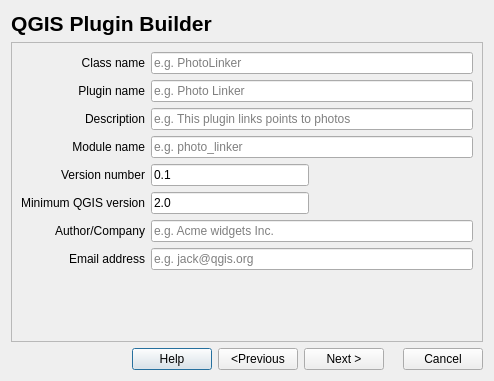
First picture: the form in plugin_builder_dialog_base.ui, repository g-sherman/Qgis-Plugin-Builder, before the edit.
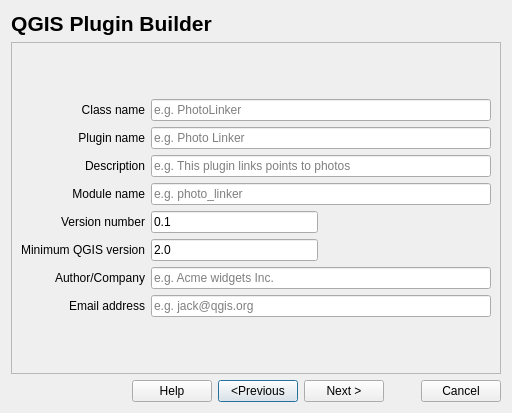
Second picture: the form after the edit.

Commit message: Fix up plugin_builder_dialog for new page

Diff of the .ui file:
```diff
--- a/plugin_builder_dialog_base.ui
+++ b/plugin_builder_dialog_base.ui
@@ -6,8 +6,8 @@
    <rect>
     <x>0</x>
     <y>0</y>
-    <width>494</width>
-    <height>381</height>
+    <width>512</width>
+    <height>413</height>
    </rect>
   </property>
   <property name="windowTitle">
@@ -17,6 +17,13 @@
    <bool>false</bool>
   </property>
   <layout class="QGridLayout" name="gridLayout">
+   <item row="2" column="1">
+    <widget class="QPushButton" name="prev_button">
+     <property name="text">
+      <string>&lt;Previous</string>
+     </property>
+    </widget>
+   </item>
    <item row="0" column="0">
     <widget class="QLabel" name="title_label">
      <property name="text">
@@ -41,20 +48,6 @@
      </property>
     </widget>
    </item>
-   <item row="2" column="1">
-    <widget class="QPushButton" name="prev_button">
-     <property name="text">
-      <string>&lt;Previous</string>
-     </property>
-    </widget>
-   </item>
-   <item row="2" column="2">
-    <widget class="QPushButton" name="next_button">
-     <property name="text">
-      <string>Next &gt;</string>
-     </property>
-    </widget>
-   </item>
    <item row="2" column="3">
     <widget class="QDialogButtonBox" name="button_box2">
      <property name="standardButtons">
@@ -62,6 +55,13 @@
      </property>
     </widget>
    </item>
+   <item row="2" column="2">
+    <widget class="QPushButton" name="next_button">
+     <property name="text">
+      <string>Next &gt;</string>
+     </property>
+    </widget>
+   </item>
    <item row="1" column="0" colspan="4">
     <widget class="QStackedWidget" name="stackedWidget">
      <property name="frameShape">
@@ -75,8 +75,8 @@
      </property>
      <widget class="QWidget" name="page0">
       <layout class="QGridLayout" name="gridLayout_3">
-       <item row="6" column="0">
-        <widget class="QLabel" name="author_label">
+       <item row="3" column="1" colspan="2">
+        <widget class="QLineEdit" name="description">
          <property name="minimumSize">
           <size>
            <width>0</width>
@@ -89,18 +89,20 @@
            <height>16777215</height>
           </size>
          </property>
+         <property name="toolTip">
+          <string>A one-liner description of the plugin that appears in the Plugin
+Manager e.g. &quot;The photo linker plugin lets you link photos to
+points.&quot;</string>
+         </property>
          <property name="text">
-          <string>Author/Company</string>
+          <string/>
          </property>
-         <property name="alignment">
-          <set>Qt::AlignRight|Qt::AlignTrailing|Qt::AlignVCenter</set>
-         </property>
-         <property name="buddy">
-          <cstring>author</cstring>
+         <property name="placeholderText">
+          <string>e.g. This plugin links points to photos</string>
          </property>
         </widget>
        </item>
-       <item row="4" column="0">
+       <item row="5" column="0">
         <widget class="QLabel" name="plugin_version_label">
          <property name="minimumSize">
           <size>
@@ -125,11 +127,11 @@
          </property>
         </widget>
        </item>
-       <item row="5" column="1">
-        <widget class="QLineEdit" name="qgis_minimum_version">
+       <item row="7" column="0">
+        <widget class="QLabel" name="author_label">
          <property name="minimumSize">
           <size>
-           <width>60</width>
+           <width>0</width>
            <height>0</height>
           </size>
          </property>
@@ -139,18 +141,120 @@
            <height>16777215</height>
           </size>
          </property>
+         <property name="text">
+          <string>Author/Company</string>
+         </property>
+         <property name="alignment">
+          <set>Qt::AlignRight|Qt::AlignTrailing|Qt::AlignVCenter</set>
+         </property>
+         <property name="buddy">
+          <cstring>author</cstring>
+         </property>
+        </widget>
+       </item>
+       <item row="4" column="1" colspan="2">
+        <widget class="QLineEdit" name="module_name">
+         <property name="minimumSize">
+          <size>
+           <width>0</width>
+           <height>0</height>
+          </size>
+         </property>
+         <property name="maximumSize">
+          <size>
+           <width>16777215</width>
+           <height>16777215</height>
+          </size>
+         </property>
          <property name="toolTip">
-          <string>Minimum QGIS minor version required for this plugin to work e.g. 2.0</string>
+          <string>This is the python module name for your plugin. It should be lower case
+underscore separated e.g. photo_linker.</string>
          </property>
          <property name="text">
-          <string>2.0</string>
+          <string/>
          </property>
          <property name="placeholderText">
-          <string>e.g. 2.0</string>
+          <string>e.g. photo_linker</string>
          </property>
         </widget>
        </item>
-       <item row="0" column="0">
+       <item row="3" column="0">
+        <widget class="QLabel" name="description_label">
+         <property name="minimumSize">
+          <size>
+           <width>0</width>
+           <height>0</height>
+          </size>
+         </property>
+         <property name="maximumSize">
+          <size>
+           <width>16777215</width>
+           <height>16777215</height>
+          </size>
+         </property>
+         <property name="text">
+          <string>Description</string>
+         </property>
+         <property name="alignment">
+          <set>Qt::AlignRight|Qt::AlignTrailing|Qt::AlignVCenter</set>
+         </property>
+         <property name="buddy">
+          <cstring>description</cstring>
+         </property>
+        </widget>
+       </item>
+       <item row="2" column="1" colspan="2">
+        <widget class="QLineEdit" name="title">
+         <property name="minimumSize">
+          <size>
+           <width>0</width>
+           <height>0</height>
+          </size>
+         </property>
+         <property name="maximumSize">
+          <size>
+           <width>16777215</width>
+           <height>16777215</height>
+          </size>
+         </property>
+         <property name="toolTip">
+          <string>This is the name for your plugin that will be displayed in the QGIS
+Plugin Manager and the Plugins menu e.g. Photo Linker</string>
+         </property>
+         <property name="text">
+          <string/>
+         </property>
+         <property name="placeholderText">
+          <string>e.g. Photo Linker</string>
+         </property>
+        </widget>
+       </item>
+       <item row="2" column="0">
+        <widget class="QLabel" name="plugin_name_label">
+         <property name="minimumSize">
+          <size>
+           <width>0</width>
+           <height>0</height>
+          </size>
+         </property>
+         <property name="maximumSize">
+          <size>
+           <width>16777215</width>
+           <height>16777215</height>
+          </size>
+         </property>
+         <property name="text">
+          <string>Plugin name</string>
+         </property>
+         <property name="alignment">
+          <set>Qt::AlignRight|Qt::AlignTrailing|Qt::AlignVCenter</set>
+         </property>
+         <property name="buddy">
+          <cstring>title</cstring>
+         </property>
+        </widget>
+       </item>
+       <item row="1" column="0">
         <widget class="QLabel" name="class_name_label">
          <property name="minimumSize">
           <size>
@@ -175,11 +279,11 @@
          </property>
         </widget>
        </item>
-       <item row="1" column="0">
-        <widget class="QLabel" name="plugin_name_label">
+       <item row="6" column="1">
+        <widget class="QLineEdit" name="qgis_minimum_version">
          <property name="minimumSize">
           <size>
-           <width>0</width>
+           <width>60</width>
            <height>0</height>
           </size>
          </property>
@@ -189,19 +293,19 @@
            <height>16777215</height>
           </size>
          </property>
+         <property name="toolTip">
+          <string>Minimum QGIS minor version required for this plugin to work e.g. 3.0</string>
+         </property>
          <property name="text">
-          <string>Plugin name</string>
+          <string>2.0</string>
          </property>
-         <property name="alignment">
-          <set>Qt::AlignRight|Qt::AlignTrailing|Qt::AlignVCenter</set>
+         <property name="placeholderText">
+          <string>e.g. 3.0</string>
          </property>
-         <property name="buddy">
-          <cstring>title</cstring>
-         </property>
         </widget>
        </item>
-       <item row="2" column="0">
-        <widget class="QLabel" name="description_label">
+       <item row="8" column="1" colspan="2">
+        <widget class="QLineEdit" name="email_address">
          <property name="minimumSize">
           <size>
            <width>0</width>
@@ -214,44 +318,45 @@
            <height>16777215</height>
           </size>
          </property>
+         <property name="toolTip">
+          <string>&lt;html&gt;&lt;head/&gt;&lt;body&gt;&lt;p&gt;Your email address (used in the copyright header) e.g. jack@qgis&lt;/p&gt;&lt;p&gt;.org&lt;/p&gt;&lt;/body&gt;&lt;/html&gt;</string>
+         </property>
          <property name="text">
-          <string>Description</string>
+          <string/>
          </property>
-         <property name="alignment">
-          <set>Qt::AlignRight|Qt::AlignTrailing|Qt::AlignVCenter</set>
+         <property name="placeholderText">
+          <string>e.g. jack@qgis.org</string>
          </property>
-         <property name="buddy">
-          <cstring>description</cstring>
-         </property>
         </widget>
        </item>
-       <item row="5" column="0">
-        <widget class="QLabel" name="qgis_minimum_version_label">
-         <property name="minimumSize">
+       <item row="5" column="2">
+        <spacer name="horizontalSpacer_2">
+         <property name="orientation">
+          <enum>Qt::Horizontal</enum>
+         </property>
+         <property name="sizeHint" stdset="0">
           <size>
-           <width>0</width>
-           <height>0</height>
+           <width>40</width>
+           <height>20</height>
           </size>
          </property>
-         <property name="maximumSize">
+        </spacer>
+       </item>
+       <item row="6" column="2">
+        <spacer name="horizontalSpacer">
+         <property name="orientation">
+          <enum>Qt::Horizontal</enum>
+         </property>
+         <property name="sizeHint" stdset="0">
           <size>
-           <width>16777215</width>
-           <height>16777215</height>
+           <width>40</width>
+           <height>20</height>
           </size>
          </property>
-         <property name="text">
-          <string>Minimum QGIS version</string>
-         </property>
-         <property name="alignment">
-          <set>Qt::AlignRight|Qt::AlignTrailing|Qt::AlignVCenter</set>
-         </property>
-         <property name="buddy">
-          <cstring>qgis_minimum_version</cstring>
-         </property>
-        </widget>
+        </spacer>
        </item>
-       <item row="3" column="0">
-        <widget class="QLabel" name="module_name_label">
+       <item row="8" column="0">
+        <widget class="QLabel" name="email_address_label">
          <property name="minimumSize">
           <size>
            <width>0</width>
@@ -265,17 +370,17 @@
           </size>
          </property>
          <property name="text">
-          <string>Module name</string>
+          <string>Email address</string>
          </property>
          <property name="alignment">
           <set>Qt::AlignRight|Qt::AlignTrailing|Qt::AlignVCenter</set>
          </property>
          <property name="buddy">
-          <cstring>module_name</cstring>
+          <cstring>email_address</cstring>
          </property>
         </widget>
        </item>
-       <item row="8" column="1">
+       <item row="9" column="1">
         <spacer name="verticalSpacer_2">
          <property name="orientation">
           <enum>Qt::Vertical</enum>
@@ -288,7 +393,7 @@
          </property>
         </spacer>
        </item>
-       <item row="4" column="1">
+       <item row="5" column="1">
         <widget class="QLineEdit" name="plugin_version">
          <property name="minimumSize">
           <size>
@@ -314,163 +419,7 @@
          </property>
         </widget>
        </item>
-       <item row="7" column="0">
-        <widget class="QLabel" name="email_address_label">
-         <property name="minimumSize">
-          <size>
-           <width>0</width>
-           <height>0</height>
-          </size>
-         </property>
-         <property name="maximumSize">
-          <size>
-           <width>16777215</width>
-           <height>16777215</height>
-          </size>
-         </property>
-         <property name="text">
-          <string>Email address</string>
-         </property>
-         <property name="alignment">
-          <set>Qt::AlignRight|Qt::AlignTrailing|Qt::AlignVCenter</set>
-         </property>
-         <property name="buddy">
-          <cstring>email_address</cstring>
-         </property>
-        </widget>
-       </item>
-       <item row="5" column="2">
-        <spacer name="horizontalSpacer">
-         <property name="orientation">
-          <enum>Qt::Horizontal</enum>
-         </property>
-         <property name="sizeHint" stdset="0">
-          <size>
-           <width>40</width>
-           <height>20</height>
-          </size>
-         </property>
-        </spacer>
-       </item>
-       <item row="4" column="2">
-        <spacer name="horizontalSpacer_2">
-         <property name="orientation">
-          <enum>Qt::Horizontal</enum>
-         </property>
-         <property name="sizeHint" stdset="0">
-          <size>
-           <width>40</width>
-           <height>20</height>
-          </size>
-         </property>
-        </spacer>
-       </item>
-       <item row="0" column="1" colspan="2">
-        <widget class="QLineEdit" name="class_name">
-         <property name="minimumSize">
-          <size>
-           <width>0</width>
-           <height>0</height>
-          </size>
-         </property>
-         <property name="maximumSize">
-          <size>
-           <width>16777215</width>
-           <height>16777215</height>
-          </size>
-         </property>
-         <property name="toolTip">
-          <string>This is the Python class name for your plugin.
-It should be in CamelCase e.g. PhotoLinker.</string>
-         </property>
-         <property name="text">
-          <string/>
-         </property>
-         <property name="placeholderText">
-          <string>e.g. PhotoLinker</string>
-         </property>
-        </widget>
-       </item>
-       <item row="1" column="1" colspan="2">
-        <widget class="QLineEdit" name="title">
-         <property name="minimumSize">
-          <size>
-           <width>0</width>
-           <height>0</height>
-          </size>
-         </property>
-         <property name="maximumSize">
-          <size>
-           <width>16777215</width>
-           <height>16777215</height>
-          </size>
-         </property>
-         <property name="toolTip">
-          <string>This is the name for your plugin that will be displayed in the QGIS
-Plugin Manager and the Plugins menu e.g. Photo Linker</string>
-         </property>
-         <property name="text">
-          <string/>
-         </property>
-         <property name="placeholderText">
-          <string>e.g. Photo Linker</string>
-         </property>
-        </widget>
-       </item>
-       <item row="2" column="1" colspan="2">
-        <widget class="QLineEdit" name="description">
-         <property name="minimumSize">
-          <size>
-           <width>0</width>
-           <height>0</height>
-          </size>
-         </property>
-         <property name="maximumSize">
-          <size>
-           <width>16777215</width>
-           <height>16777215</height>
-          </size>
-         </property>
-         <property name="toolTip">
-          <string>A one-liner description of the plugin that appears in the Plugin
-Manager e.g. &quot;The photo linker plugin lets you link photos to
-points.&quot;</string>
-         </property>
-         <property name="text">
-          <string/>
-         </property>
-         <property name="placeholderText">
-          <string>e.g. This plugin links points to photos</string>
-         </property>
-        </widget>
-       </item>
-       <item row="3" column="1" colspan="2">
-        <widget class="QLineEdit" name="module_name">
-         <property name="minimumSize">
-          <size>
-           <width>0</width>
-           <height>0</height>
-          </size>
-         </property>
-         <property name="maximumSize">
-          <size>
-           <width>16777215</width>
-           <height>16777215</height>
-          </size>
-         </property>
-         <property name="toolTip">
-          <string>This is the python module name for your plugin. It should be lower case
-underscore separated e.g. photo_linker.</string>
-         </property>
-         <property name="text">
-          <string/>
-         </property>
-         <property name="placeholderText">
-          <string>e.g. photo_linker</string>
-         </property>
-        </widget>
-       </item>
-       <item row="6" column="1" colspan="2">
+       <item row="7" column="1" colspan="2">
         <widget class="QLineEdit" name="author">
          <property name="minimumSize">
           <size>
@@ -496,8 +445,58 @@
          </property>
         </widget>
        </item>
-       <item row="7" column="1" colspan="2">
-        <widget class="QLineEdit" name="email_address">
+       <item row="4" column="0">
+        <widget class="QLabel" name="module_name_label">
+         <property name="minimumSize">
+          <size>
+           <width>0</width>
+           <height>0</height>
+          </size>
+         </property>
+         <property name="maximumSize">
+          <size>
+           <width>16777215</width>
+           <height>16777215</height>
+          </size>
+         </property>
+         <property name="text">
+          <string>Module name</string>
+         </property>
+         <property name="alignment">
+          <set>Qt::AlignRight|Qt::AlignTrailing|Qt::AlignVCenter</set>
+         </property>
+         <property name="buddy">
+          <cstring>module_name</cstring>
+         </property>
+        </widget>
+       </item>
+       <item row="6" column="0">
+        <widget class="QLabel" name="qgis_minimum_version_label">
+         <property name="minimumSize">
+          <size>
+           <width>0</width>
+           <height>0</height>
+          </size>
+         </property>
+         <property name="maximumSize">
+          <size>
+           <width>16777215</width>
+           <height>16777215</height>
+          </size>
+         </property>
+         <property name="text">
+          <string>Minimum QGIS version</string>
+         </property>
+         <property name="alignment">
+          <set>Qt::AlignRight|Qt::AlignTrailing|Qt::AlignVCenter</set>
+         </property>
+         <property name="buddy">
+          <cstring>qgis_minimum_version</cstring>
+         </property>
+        </widget>
+       </item>
+       <item row="1" column="1" colspan="2">
+        <widget class="QLineEdit" name="class_name">
          <property name="minimumSize">
           <size>
            <width>0</width>
@@ -511,16 +510,30 @@
           </size>
          </property>
          <property name="toolTip">
-          <string>&lt;html&gt;&lt;head/&gt;&lt;body&gt;&lt;p&gt;Your email address (used in the copyright header) e.g. jack@qgis&lt;/p&gt;&lt;p&gt;.org&lt;/p&gt;&lt;/body&gt;&lt;/html&gt;</string>
+          <string>This is the Python class name for your plugin.
+It should be in CamelCase e.g. PhotoLinker.</string>
          </property>
          <property name="text">
           <string/>
          </property>
          <property name="placeholderText">
-          <string>e.g. jack@qgis.org</string>
+          <string>e.g. PhotoLinker</string>
          </property>
         </widget>
        </item>
+       <item row="0" column="1">
+        <spacer name="verticalSpacer_4">
+         <property name="orientation">
+          <enum>Qt::Vertical</enum>
+         </property>
+         <property name="sizeHint" stdset="0">
+          <size>
+           <width>20</width>
+           <height>40</height>
+          </size>
+         </property>
+        </spacer>
+       </item>
       </layout>
       <zorder>qgis_minimum_version</zorder>
       <zorder>description</zorder>
@@ -541,6 +554,7 @@
       <zorder>verticalSpacer_2</zorder>
       <zorder>horizontalSpacer</zorder>
       <zorder>horizontalSpacer_2</zorder>
+      <zorder>verticalSpacer_4</zorder>
      </widget>
      <widget class="QWidget" name="page">
       <layout class="QGridLayout" name="gridLayout_7">
@@ -563,6 +577,9 @@
             <property name="documentTitle">
              <string/>
             </property>
+            <property name="plainText">
+             <string>Provide a brief description of the plugin and its purpose.</string>
+            </property>
             <property name="tabStopWidth">
              <number>80</number>
             </property>
@@ -751,7 +768,7 @@
           <string>Url of your plugin's bug tracker</string>
          </property>
          <property name="text">
-          <string/>
+          <string>http://bugs</string>
          </property>
          <property name="placeholderText">
           <string>Consider using github.com for tracking</string>
@@ -797,6 +814,9 @@
          <property name="toolTip">
           <string>Url of your plugin repository (if you have one)</string>
          </property>
+         <property name="text">
+          <string>http://repo</string>
+         </property>
          <property name="placeholderText">
           <string>Consider using github.com to store your code</string>
          </property>
@@ -857,6 +877,9 @@
          <property name="toolTip">
           <string>Url of your plugin's home page</string>
          </property>
+         <property name="text">
+          <string>http://homepage</string>
+         </property>
          <property name="placeholderText">
           <string>Your GitHub repository can be the home page</string>
          </property>
@@ -897,6 +920,9 @@
            <property name="toolTip">
             <string>A comma separated list of tags that describe the plugin features or function</string>
            </property>
+           <property name="text">
+            <string>python</string>
+           </property>
            <property name="placeholderText">
             <string>Select tags from a list or enter your own</string>
            </property>
@@ -956,10 +982,106 @@
       <zorder>repository</zorder>
       <zorder>tags_label</zorder>
       <zorder>optional_items_label_2</zorder>
-      <zorder>tags</zorder>
-      <zorder>select_tags</zorder>
       <zorder>frame</zorder>
      </widget>
+     <widget class="QWidget" name="page_4">
+      <widget class="QLabel" name="output_directory_label">
+       <property name="geometry">
+        <rect>
+         <x>30</x>
+         <y>20</y>
+         <width>430</width>
+         <height>16</height>
+        </rect>
+       </property>
+       <property name="font">
+        <font>
+         <weight>75</weight>
+         <bold>true</bold>
+        </font>
+       </property>
+       <property name="text">
+        <string>Select Output Directory</string>
+       </property>
+       <property name="alignment">
+        <set>Qt::AlignCenter</set>
+       </property>
+      </widget>
+      <widget class="QLabel" name="label">
+       <property name="geometry">
+        <rect>
+         <x>40</x>
+         <y>80</y>
+         <width>411</width>
+         <height>31</height>
+        </rect>
+       </property>
+       <property name="text">
+        <string>Your plugin is ready to be generated. Select the output directory.</string>
+       </property>
+       <property name="wordWrap">
+        <bool>true</bool>
+       </property>
+      </widget>
+      <widget class="QLineEdit" name="output_directory">
+       <property name="geometry">
+        <rect>
+         <x>50</x>
+         <y>130</y>
+         <width>381</width>
+         <height>21</height>
+        </rect>
+       </property>
+      </widget>
+      <widget class="QToolButton" name="btn_select_output">
+       <property name="geometry">
+        <rect>
+         <x>430</x>
+         <y>130</y>
+         <width>26</width>
+         <height>22</height>
+        </rect>
+       </property>
+       <property name="text">
+        <string>...</string>
+       </property>
+      </widget>
+      <widget class="QLabel" name="label_2">
+       <property name="geometry">
+        <rect>
+         <x>50</x>
+         <y>180</y>
+         <width>391</width>
+         <height>51</height>
+        </rect>
+       </property>
+       <property name="text">
+        <string>Your plugin will be created in the selected location, using the module name for the name of the subdirectory.</string>
+       </property>
+       <property name="wordWrap">
+        <bool>true</bool>
+       </property>
+      </widget>
+      <widget class="QLabel" name="lbl_full_output_path">
+       <property name="geometry">
+        <rect>
+         <x>20</x>
+         <y>240</y>
+         <width>441</width>
+         <height>51</height>
+        </rect>
+       </property>
+       <property name="text">
+        <string/>
+       </property>
+       <property name="alignment">
+        <set>Qt::AlignCenter</set>
+       </property>
+       <property name="wordWrap">
+        <bool>true</bool>
+       </property>
+      </widget>
+     </widget>
     </widget>
    </item>
   </layout>
```
The commit also changes 9 other files.
